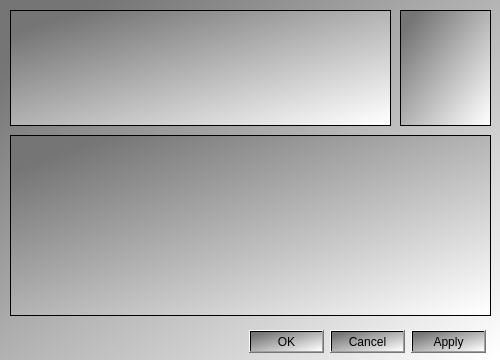
Old version of the form AdjRaspi5qtSynthApp_2/Dialog_FluidSynthSelectProgram.ui in the repository nahumbudin/AdjRaspi5qtSynthApp_2.
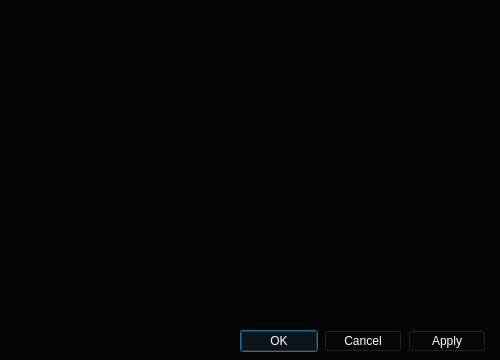
New version of the form.

```diff
--- a/AdjRaspi5qtSynthApp_2/Dialog_FluidSynthSelectProgram.ui
+++ b/AdjRaspi5qtSynthApp_2/Dialog_FluidSynthSelectProgram.ui
@@ -28,8 +28,8 @@
    <string>&lt;html&gt;&lt;head/&gt;&lt;body&gt;&lt;p&gt;&lt;span style=&quot; color:#0055ff;&quot;&gt;Select Fluid Synth Prorams&lt;/span&gt;&lt;/p&gt;&lt;/body&gt;&lt;/html&gt;</string>
   </property>
   <property name="styleSheet">
-   <string notr="true">background-color: qlineargradient(spread:pad, x1:0.0795909, y1:0.119, x2:0.983, y2:0.998455, stop:0 rgba(117, 117, 117, 255), stop:1 rgba(255, 255, 255, 255));
-border-color: rgb(0, 0, 0);</string>
+   <string notr="true">color: rgb(255, 255, 255);
+background-color: rgb(5, 5, 5);</string>
   </property>
   <widget class="QScrollArea" name="scrollArea_dialogFluidSelectProgram_soundfonts">
    <property name="geometry">
```
